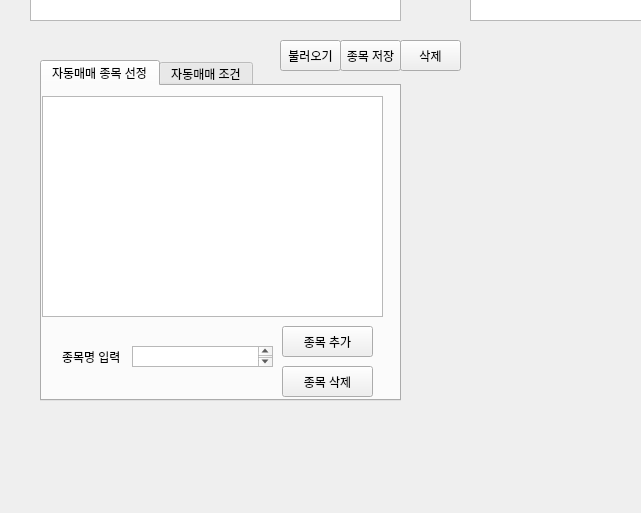
Before: the Qt Designer form MainWindows.ui in kisbi3/Stock_Kiwoom, drawn with Qt 5; both pictures show x 0 to 641 and y 320 to 833 of the 992 by 833 pixel window.
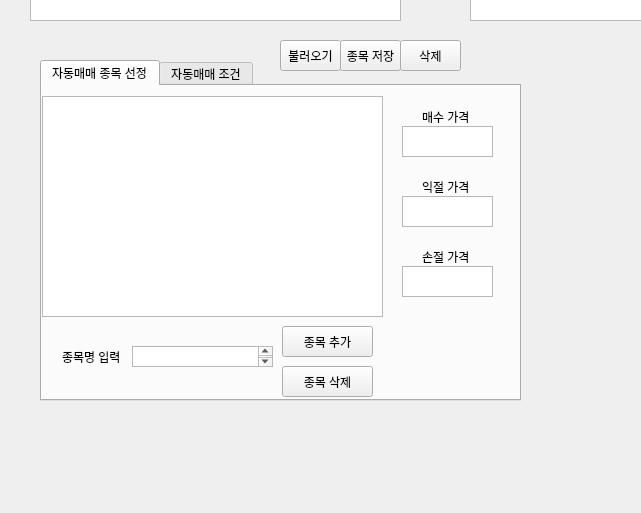
After: the same form once the commit is applied.

Diff of the .ui file:
```diff
--- a/MainWindows.ui
+++ b/MainWindows.ui
@@ -187,7 +187,7 @@
      <rect>
       <x>40</x>
       <y>380</y>
-      <width>361</width>
+      <width>481</width>
       <height>341</height>
      </rect>
     </property>
@@ -257,6 +257,75 @@
        </rect>
       </property>
      </widget>
+     <widget class="QTextEdit" name="buy_price">
+      <property name="geometry">
+       <rect>
+        <x>360</x>
+        <y>40</y>
+        <width>91</width>
+        <height>31</height>
+       </rect>
+      </property>
+     </widget>
+     <widget class="QTextEdit" name="profit_price">
+      <property name="geometry">
+       <rect>
+        <x>360</x>
+        <y>110</y>
+        <width>91</width>
+        <height>31</height>
+       </rect>
+      </property>
+     </widget>
+     <widget class="QTextEdit" name="loss_price">
+      <property name="geometry">
+       <rect>
+        <x>360</x>
+        <y>180</y>
+        <width>91</width>
+        <height>31</height>
+       </rect>
+      </property>
+     </widget>
+     <widget class="QLabel" name="label_11">
+      <property name="geometry">
+       <rect>
+        <x>380</x>
+        <y>20</y>
+        <width>61</width>
+        <height>21</height>
+       </rect>
+      </property>
+      <property name="text">
+       <string>매수 가격</string>
+      </property>
+     </widget>
+     <widget class="QLabel" name="label_12">
+      <property name="geometry">
+       <rect>
+        <x>380</x>
+        <y>90</y>
+        <width>61</width>
+        <height>21</height>
+       </rect>
+      </property>
+      <property name="text">
+       <string>익절 가격</string>
+      </property>
+     </widget>
+     <widget class="QLabel" name="label_13">
+      <property name="geometry">
+       <rect>
+        <x>380</x>
+        <y>160</y>
+        <width>61</width>
+        <height>21</height>
+       </rect>
+      </property>
+      <property name="text">
+       <string>손절 가격</string>
+      </property>
+     </widget>
     </widget>
     <widget class="QWidget" name="tab_2">
      <attribute name="title">
```
